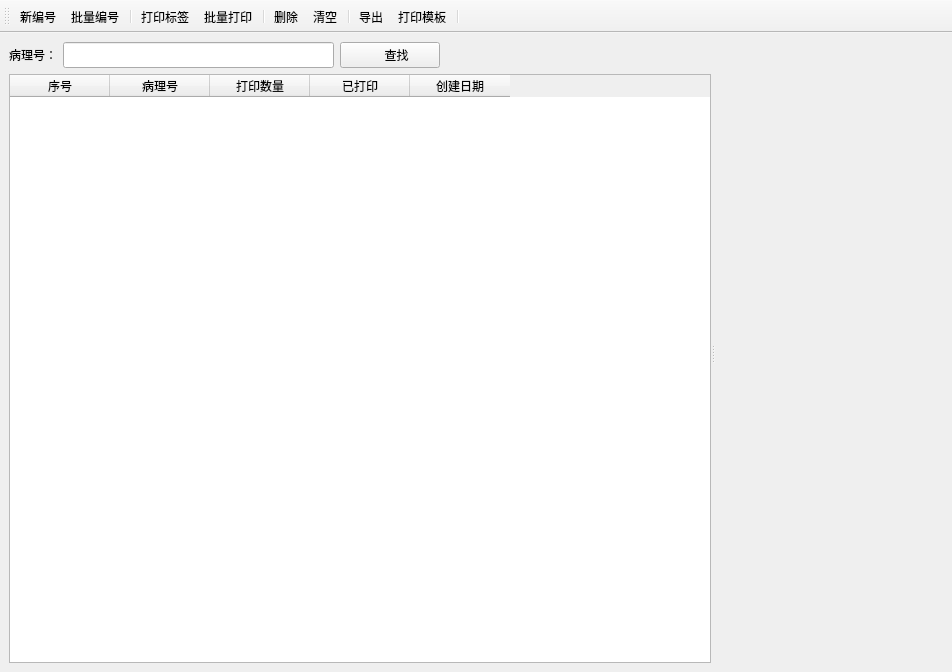
Qt form tabregister/tabregister.ui (YYC572652645/PatholoSystem) before a commit.
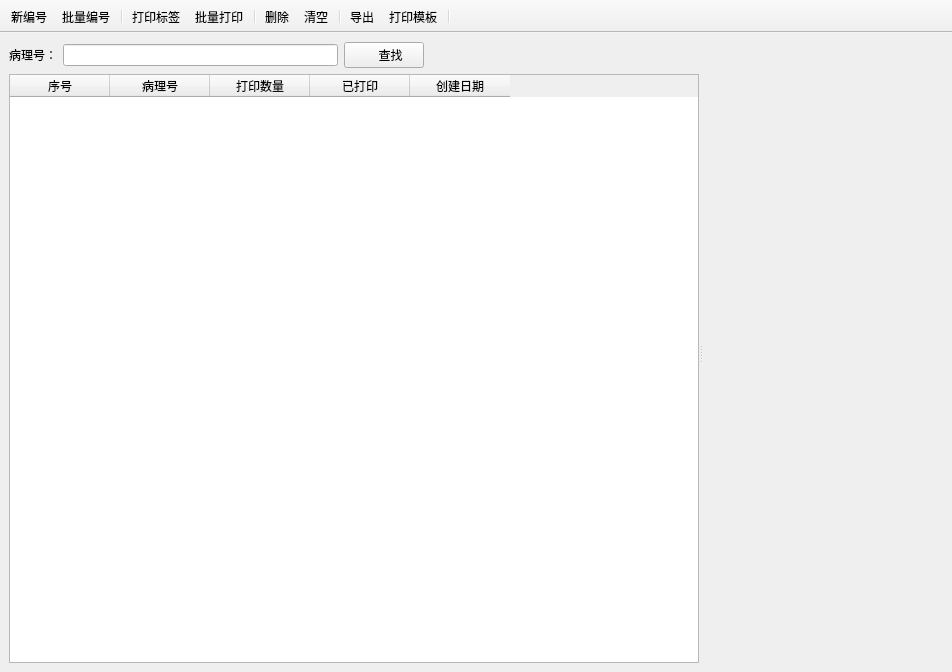
The same form after that commit. Icons and pictures are not drawn.

Diff of the .ui file:
```diff
--- a/tabregister/tabregister.ui
+++ b/tabregister/tabregister.ui
@@ -46,23 +46,10 @@
              </widget>
             </item>
             <item>
-             <widget class="QLineEdit" name="lineEdit">
-              <property name="minimumSize">
-               <size>
-                <width>0</width>
-                <height>26</height>
-               </size>
-              </property>
-             </widget>
+             <widget class="QLineEdit" name="lineEdit"/>
             </item>
             <item>
              <widget class="QPushButton" name="pushButtonFind">
-              <property name="minimumSize">
-               <size>
-                <width>100</width>
-                <height>0</height>
-               </size>
-              </property>
               <property name="styleSheet">
                <string notr="true"/>
               </property>
@@ -73,12 +60,6 @@
                <iconset resource="../res.qrc">
                 <normaloff>:/image/image/serch.png</normaloff>:/image/image/serch.png</iconset>
               </property>
-              <property name="iconSize">
-               <size>
-                <width>20</width>
-                <height>20</height>
-               </size>
-              </property>
              </widget>
             </item>
             <item>
@@ -138,6 +119,12 @@
    <property name="windowTitle">
     <string>toolBar</string>
    </property>
+   <property name="movable">
+    <bool>false</bool>
+   </property>
+   <property name="toolButtonStyle">
+    <enum>Qt::ToolButtonTextUnderIcon</enum>
+   </property>
    <attribute name="toolBarArea">
     <enum>TopToolBarArea</enum>
    </attribute>
```
Left out of the diff: 6 changed lines with no effect on the pictures.
